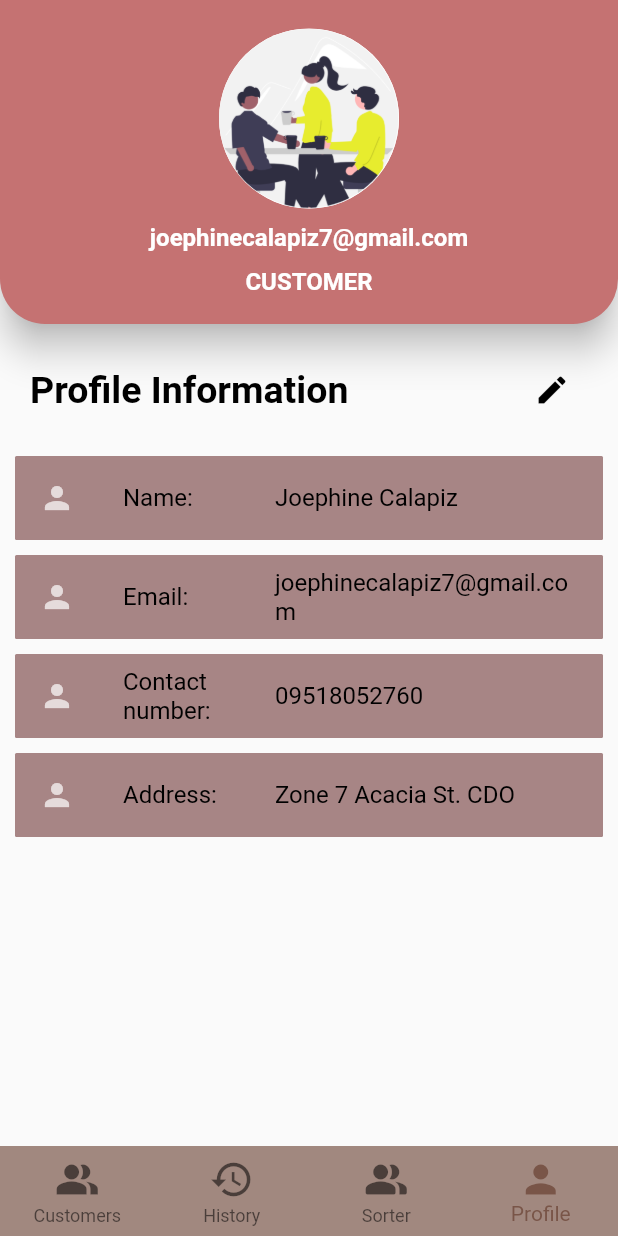
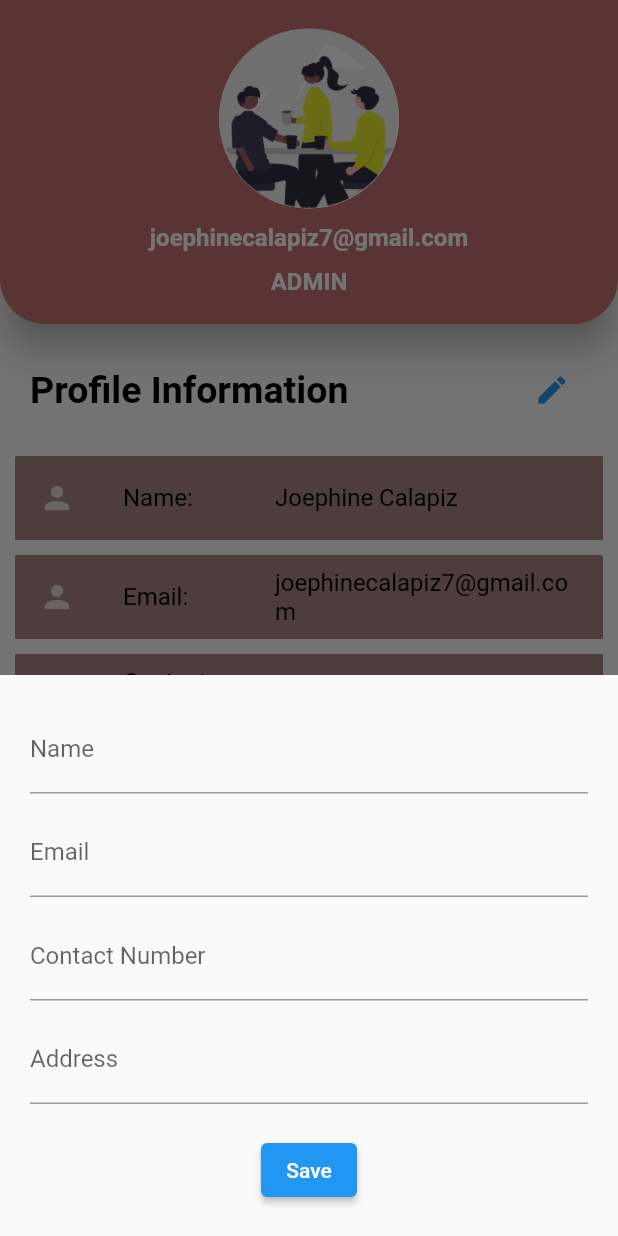
Before and after one commit to joephinecalapiz/cofeebeansorter_mobile, a Flutter app: the HomePage screen opened directly, item 4 of the bottom bar chosen, after a tap on the "edit" icon, on a phone screen of 412 x 824 dp. Run offline on Flutter 3.47's test engine with Material 2 defaults, Android fonts, the phone set to English and light mode, and no system bars; our stand-ins replace get, google_fonts, shared_preferences; accounts and stored records are empty.

Commit message:
update code

```diff
--- a/lib/adminpages/adminhomepage.dart
+++ b/lib/adminpages/adminhomepage.dart
@@ -18,8 +18,8 @@ class _HomePageState extends State<HomePage> {
   int _selectedIndex = 0;
 
   static const List<Widget> _widgetOptions = <Widget>[
+    HistoryPage(),
     CustomerPage(),
-    HistoryPage(),
     SorterPage(),
     ProfilePage(),
   ];
@@ -53,17 +53,17 @@ class _HomePageState extends State<HomePage> {
         items: const <BottomNavigationBarItem>[
           BottomNavigationBarItem(
             icon: Icon(
-              Icons.people_alt_sharp,
-              size: 30,
-            ),
-            label: 'Customers',
-          ),
-          BottomNavigationBarItem(
-            icon: Icon(
               Icons.history,
               size: 30,
             ),
             label: 'History',
+          ),
+          BottomNavigationBarItem(
+            icon: Icon(
+              Icons.people_alt_rounded,
+              size: 30,
+            ),
+            label: 'Customers',
           ),
           BottomNavigationBarItem(
             icon: Icon(
--- a/lib/adminpages/tabs/customer.dart
+++ b/lib/adminpages/tabs/customer.dart
@@ -12,11 +12,8 @@ class CustomerPage extends StatelessWidget {
 
   @override
   Widget build(BuildContext context) {
-
     return Scaffold(
       appBar: const CustomAppBar(),
-
-
       drawer: const CustomDrawer(),
       body: SingleChildScrollView(
         scrollDirection: Axis.vertical,
@@ -44,7 +41,6 @@ class CustomerPage extends StatelessWidget {
                     ),
                   ],
                 ),
-
               ],
             ),
           ],
--- a/lib/adminpages/tabs/profile.dart
+++ b/lib/adminpages/tabs/profile.dart
@@ -1,5 +1,6 @@
 
 import 'package:coffeebeansorter_mobile/api/constant.dart';
+import 'package:coffeebeansorter_mobile/local/editprofilepage.dart';
 
 import 'package:flutter/material.dart';
 
@@ -48,7 +49,7 @@ class _ProfilePageState extends State<ProfilePage> {
               ),
               SizedBox(height: 10),
               Text(
-                'CUSTOMER',
+                'ADMIN',
                 style: TextStyle(
                   color: Colors.white,
                   fontSize: 16,
@@ -82,10 +83,15 @@ class _ProfilePageState extends State<ProfilePage> {
                   ),
                   IconButton(
                     onPressed: () {
-                      // Handle edit button press
+                      showModalBottomSheet(
+                        context: context,
+                        builder: (BuildContext context) {
+                          return EditPage(); // Replace with your edit page widget
+                        },
+                      );
                     },
-                    icon: Icon(Icons.edit),
-                    color: primaryTextColor,
+                    icon: const Icon(Icons.edit),
+                    color: Colors.blue,
                   ),
                 ],
               ),
--- a/lib/local/editprofilepage.dart
+++ b/lib/local/editprofilepage.dart
@@ -22,7 +22,8 @@ class _EditPageState extends State<EditPage> {
 
   @override
   Widget build(BuildContext context) {
-    return Container(
+    return SingleChildScrollView(
+        child:Container(
       padding: const EdgeInsets.all(20),
       child: Column(
         children: [
@@ -72,6 +73,7 @@ class _EditPageState extends State<EditPage> {
           ),
         ],
       ),
+        )
     );
   }
 }
--- a/lib/pages/landingpage.dart
+++ b/lib/pages/landingpage.dart
@@ -48,16 +48,15 @@ class LandingPage extends StatelessWidget {
               child: SizedBox(
                 width: 230 * size,
                 height: 200 * size,
-                child: ClipOval(
                   child: Image.asset(
-                    'asset/logo.png',
+                    'asset/bean.png',
                     // Replace with the actual asset path of your image
                     fit: BoxFit.cover,
                   ),
                 ),
               ),
             ),
-          ),
+
           Positioned(
             left: 20 * size,
             top: 350 * size,
--- a/pubspec.yaml
+++ b/pubspec.yaml
@@ -66,7 +66,7 @@ dev_dependencies:
 flutter_icons:
   android: true
   ios: true
-  image_path: "asset/logo.png"
+  image_path: "asset/bean.png"
 
 
 flutter:
```
Also changed, not shown: lib/main.dart (+5 -3 lines), asset/bean.png (added), 11 other files.
